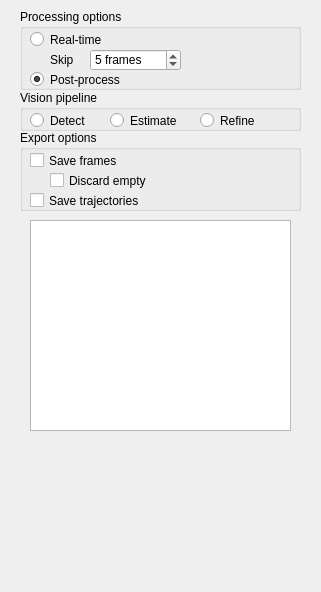
davidgrier/pyfab, file jansenlib/QVision/QVisionWidget.ui: the form before one commit.
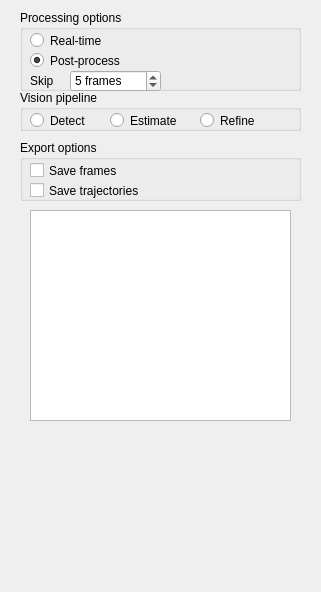
The form after the commit. Custom widgets are drawn as their Qt base class.

Commit message: Post-processing support. Automatically discard empty frames.

What changed in the file:
```diff
--- a/jansenlib/QVision/QVisionWidget.ui
+++ b/jansenlib/QVision/QVisionWidget.ui
@@ -20,9 +20,9 @@
    <property name="geometry">
     <rect>
      <x>20</x>
-     <y>130</y>
+     <y>140</y>
      <width>281</width>
-     <height>81</height>
+     <height>61</height>
     </rect>
    </property>
    <property name="title">
@@ -47,24 +47,11 @@
      <bool>false</bool>
     </property>
    </widget>
-   <widget class="QCheckBox" name="checkDiscard">
-    <property name="geometry">
-     <rect>
-      <x>30</x>
-      <y>40</y>
-      <width>141</width>
-      <height>21</height>
-     </rect>
-    </property>
-    <property name="text">
-     <string>Discard empty</string>
-    </property>
-   </widget>
    <widget class="QCheckBox" name="checkTrajectories">
     <property name="geometry">
      <rect>
       <x>10</x>
-      <y>60</y>
+      <y>40</y>
       <width>171</width>
       <height>21</height>
      </rect>
@@ -130,7 +117,7 @@
    <property name="geometry">
     <rect>
      <x>20</x>
-     <y>9</y>
+     <y>10</y>
      <width>281</width>
      <height>81</height>
     </rect>
@@ -155,7 +142,7 @@
     <property name="geometry">
      <rect>
       <x>10</x>
-      <y>60</y>
+      <y>40</y>
       <width>131</width>
       <height>21</height>
      </rect>
@@ -170,8 +157,8 @@
    <widget class="QLabel" name="label">
     <property name="geometry">
      <rect>
-      <x>30</x>
-      <y>40</y>
+      <x>10</x>
+      <y>60</y>
       <width>41</width>
       <height>21</height>
      </rect>
@@ -183,8 +170,8 @@
    <widget class="QSpinBox" name="skipBox">
     <property name="geometry">
      <rect>
-      <x>70</x>
-      <y>40</y>
+      <x>50</x>
+      <y>60</y>
       <width>91</width>
       <height>22</height>
      </rect>
@@ -210,7 +197,7 @@
    <property name="geometry">
     <rect>
      <x>30</x>
-     <y>220</y>
+     <y>210</y>
      <width>261</width>
      <height>211</height>
     </rect>
```
The commit also changes 1 other file.
